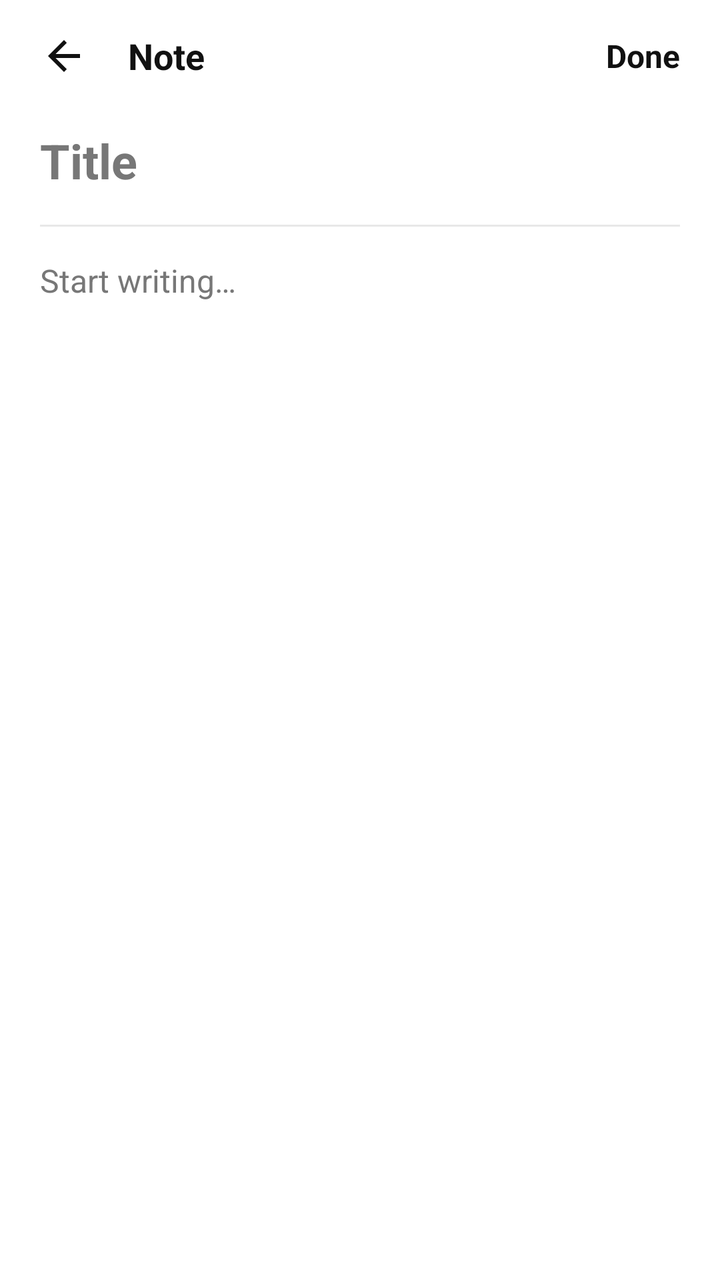
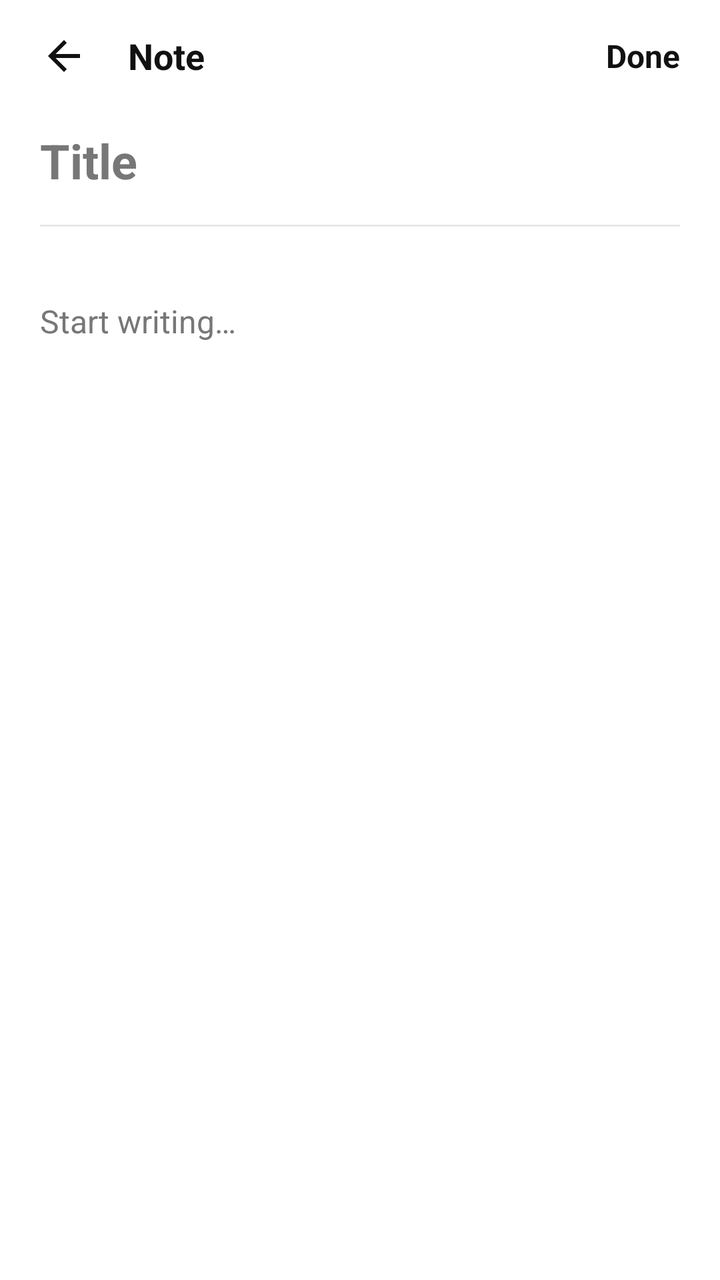

An Android layout rendered at two revisions. The XML below is the earlier revision; the diff shows what the commit changed to produce the second picture.
<!-- AndroidManifest.xml: application theme Theme.BareNotes -->
<!-- res/layout/activity_editor.xml -->
<?xml version="1.0" encoding="utf-8"?>
<LinearLayout
    xmlns:android="http://schemas.android.com/apk/res/android"
    android:id="@+id/editor_root"
    android:layout_width="match_parent"
    android:layout_height="match_parent"
    android:background="@color/bg"
    android:orientation="vertical">

    <LinearLayout
        android:layout_width="match_parent"
        android:layout_height="56dp"
        android:gravity="center_vertical"
        android:orientation="horizontal"
        android:paddingStart="8dp"
        android:paddingEnd="8dp">

        <ImageButton
            android:id="@+id/back_button"
            android:layout_width="48dp"
            android:layout_height="48dp"
            android:background="?android:attr/selectableItemBackgroundBorderless"
            android:contentDescription="@string/back"
            android:padding="12dp"
            android:src="@drawable/ic_back"
            android:tint="@color/icon" />

        <TextView
            android:layout_width="0dp"
            android:layout_height="wrap_content"
            android:layout_marginStart="8dp"
            android:layout_weight="1"
            android:text="@string/editor_title"
            android:textColor="@color/text"
            android:textSize="18sp"
            android:textStyle="bold" />

        <ImageButton
            android:id="@+id/delete_button"
            android:layout_width="48dp"
            android:layout_height="48dp"
            android:background="?android:attr/selectableItemBackgroundBorderless"
            android:contentDescription="@string/delete_note_desc"
            android:padding="12dp"
            android:src="@drawable/ic_delete"
            android:tint="@color/icon"
            android:visibility="gone" />

        <TextView
            android:id="@+id/done_button"
            android:layout_width="wrap_content"
            android:layout_height="48dp"
            android:background="?android:attr/selectableItemBackgroundBorderless"
            android:gravity="center"
            android:paddingStart="12dp"
            android:paddingEnd="12dp"
            android:text="@string/done"
            android:textColor="@color/text"
            android:textSize="16sp"
            android:textStyle="bold" />
    </LinearLayout>

    <LinearLayout
        android:layout_width="match_parent"
        android:layout_height="0dp"
        android:layout_weight="1"
        android:orientation="vertical"
        android:paddingStart="20dp"
        android:paddingEnd="20dp"
        android:paddingBottom="12dp">

        <EditText
            android:id="@+id/title_input"
            android:layout_width="match_parent"
            android:layout_height="wrap_content"
            android:background="@null"
            android:hint="@string/title_hint"
            android:imeOptions="actionNext"
            android:inputType="textCapSentences"
            android:maxLines="1"
            android:paddingTop="8dp"
            android:paddingBottom="8dp"
            android:textColor="@color/text"
            android:textColorHint="@color/text_muted"
            android:textSize="24sp"
            android:textStyle="bold" />

        <View
            android:layout_width="match_parent"
            android:layout_height="1dp"
            android:layout_marginTop="8dp"
            android:layout_marginBottom="8dp"
            android:background="@color/divider" />

        <EditText
            android:id="@+id/body_input"
            android:layout_width="match_parent"
            android:layout_height="0dp"
            android:layout_weight="1"
            android:background="@null"
            android:gravity="top|start"
            android:hint="@string/body_hint"
            android:inputType="textMultiLine|textCapSentences"
            android:lineSpacingExtra="4dp"
            android:paddingTop="8dp"
            android:paddingBottom="8dp"
            android:textColor="@color/text"
            android:textColorHint="@color/text_muted"
            android:textSize="16sp" />

        <LinearLayout
            android:layout_width="match_parent"
            android:layout_height="wrap_content"
            android:layout_marginTop="4dp"
            android:gravity="center_vertical"
            android:orientation="horizontal">

            <TextView
                android:id="@+id/character_count"
                android:layout_width="wrap_content"
                android:layout_height="wrap_content"
                android:textColor="@color/text_muted"
                android:textSize="12sp" />

            <Space
                android:layout_width="0dp"
                android:layout_height="1dp"
                android:layout_weight="1" />

            <TextView
                android:id="@+id/edited_at"
                android:layout_width="wrap_content"
                android:layout_height="wrap_content"
                android:textColor="@color/text_muted"
                android:textSize="12sp" />
        </LinearLayout>
    </LinearLayout>
</LinearLayout>
<!-- resources referenced by this layout -->
<resources>
  <color name="bg">#FFFFFF</color>
  <color name="divider">#E8E8E8</color>
  <color name="icon">#111111</color>
  <color name="text">#111111</color>
  <color name="text_muted">#777777</color>
  <!-- drawable ic_back (drawable) -->
  <vector xmlns:android="http://schemas.android.com/apk/res/android"
      android:width="24dp"
      android:height="24dp"
      android:viewportWidth="24"
      android:viewportHeight="24">
      <path
          android:fillColor="@android:color/white"
          android:pathData="M20,11H7.8l5.6,-5.6L12,4l-8,8 8,8 1.4,-1.4L7.8,13H20z" />
  </vector>
  <!-- drawable ic_delete (drawable) -->
  <vector xmlns:android="http://schemas.android.com/apk/res/android"
      android:width="24dp"
      android:height="24dp"
      android:viewportWidth="24"
      android:viewportHeight="24">
      <path
          android:fillColor="@android:color/white"
          android:pathData="M9,3h6v2H9zM4,6h16v2H4zM6,9h12v10c0,1.1 -0.9,2 -2,2H8c-1.1,0 -2,-0.9 -2,-2z" />
  </vector>
  <string name="back">Back</string>
  <string name="body_hint">Start writing…</string>
  <string name="delete_note_desc">Delete note</string>
  <string name="done">Done</string>
  <string name="editor_title">Note</string>
  <string name="title_hint">Title</string>
  <style name="Theme.BareNotes" parent="Theme.AppCompat.DayNight.NoActionBar">
          <item name="android:windowBackground">@color/bg</item>
          <item name="android:statusBarColor">@android:color/transparent</item>
          <item name="android:navigationBarColor">@android:color/transparent</item>
          <item name="android:windowLightStatusBar">true</item>
          <item name="android:windowLightNavigationBar" tools:targetApi="27">true</item>
          <item name="android:colorAccent">@color/text</item>
          <item name="android:colorControlHighlight">@color/divider</item>
          <item name="colorAccent">@color/text</item>
          <item name="colorControlActivated">@color/text</item>
          <item name="colorControlNormal">@color/text_muted</item>
          <item name="colorControlHighlight">@color/divider</item>
          <item name="android:textColorPrimary">@color/text</item>
          <item name="android:textColorSecondary">@color/text_muted</item>
          <item name="android:fontFamily">sans-serif</item>
          <item name="android:forceDarkAllowed" tools:targetApi="29">false</item>
      </style>
</resources>

<!-- the commit's change to res/layout/activity_editor.xml (unified diff, before → after) -->
@@ -89,8 +89,35 @@
             android:layout_width="match_parent"
             android:layout_height="1dp"
             android:layout_marginTop="8dp"
-            android:layout_marginBottom="8dp"
+            android:layout_marginBottom="6dp"
             android:background="@color/divider" />
+
+        <LinearLayout
+            android:layout_width="match_parent"
+            android:layout_height="wrap_content"
+            android:layout_marginBottom="6dp"
+            android:gravity="center_vertical"
+            android:orientation="horizontal">
+
+            <TextView
+                android:id="@+id/meta_counts"
+                android:layout_width="0dp"
+                android:layout_height="wrap_content"
+                android:layout_marginEnd="8dp"
+                android:layout_weight="1"
+                android:ellipsize="end"
+                android:maxLines="1"
+                android:textColor="@color/text_muted"
+                android:textSize="12sp" />
+
+            <TextView
+                android:id="@+id/edited_at"
+                android:layout_width="wrap_content"
+                android:layout_height="wrap_content"
+                android:maxLines="1"
+                android:textColor="@color/text_muted"
+                android:textSize="12sp" />
+        </LinearLayout>
 
         <EditText
             android:id="@+id/body_input"
@@ -107,32 +134,5 @@
             android:textColor="@color/text"
             android:textColorHint="@color/text_muted"
             android:textSize="16sp" />
-
-        <LinearLayout
-            android:layout_width="match_parent"
-            android:layout_height="wrap_content"
-            android:layout_marginTop="4dp"
-            android:gravity="center_vertical"
-            android:orientation="horizontal">
-
-            <TextView
-                android:id="@+id/character_count"
-                android:layout_width="wrap_content"
-                android:layout_height="wrap_content"
-                android:textColor="@color/text_muted"
-                android:textSize="12sp" />
-
-            <Space
-                android:layout_width="0dp"
-                android:layout_height="1dp"
-                android:layout_weight="1" />
-
-            <TextView
-                android:id="@+id/edited_at"
-                android:layout_width="wrap_content"
-                android:layout_height="wrap_content"
-                android:textColor="@color/text_muted"
-                android:textSize="12sp" />
-        </LinearLayout>
     </LinearLayout>
 </LinearLayout>
